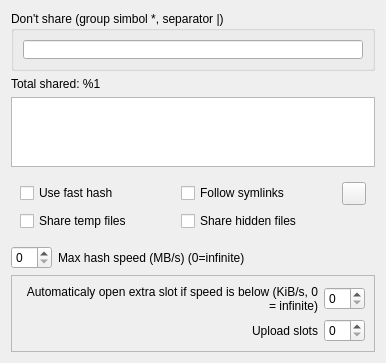
Above: eiskaltdcpp/ui/UISettingsSharing.ui from eiskaltdcpp/eiskaltdcpp before the change. Below: the same form after it.
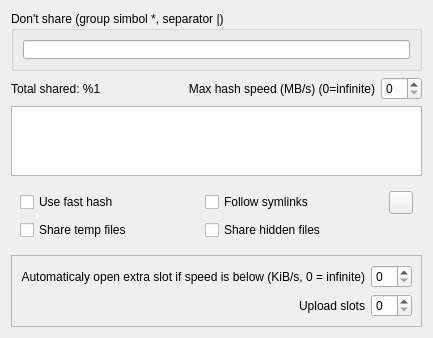
That is the form after the change.

Commit message: улучшен виджет с шарой в диалоге настроек

```diff
--- a/eiskaltdcpp/ui/UISettingsSharing.ui
+++ b/eiskaltdcpp/ui/UISettingsSharing.ui
@@ -6,8 +6,8 @@
    <rect>
     <x>0</x>
     <y>0</y>
-    <width>386</width>
-    <height>363</height>
+    <width>433</width>
+    <height>327</height>
    </rect>
   </property>
   <property name="windowTitle">
@@ -46,11 +46,37 @@
     </widget>
    </item>
    <item>
-    <widget class="QLabel" name="label_TOTALSHARED">
-     <property name="text">
-      <string>Total shared: %1</string>
-     </property>
-    </widget>
+    <layout class="QHBoxLayout" name="horizontalLayout_2">
+     <item>
+      <widget class="QLabel" name="label_TOTALSHARED">
+       <property name="text">
+        <string>Total shared: %1</string>
+       </property>
+      </widget>
+     </item>
+     <item>
+      <widget class="QLabel" name="label_3">
+       <property name="sizePolicy">
+        <sizepolicy hsizetype="Expanding" vsizetype="Preferred">
+         <horstretch>0</horstretch>
+         <verstretch>0</verstretch>
+        </sizepolicy>
+       </property>
+       <property name="text">
+        <string>Max hash speed (MB/s) (0=infinite)</string>
+       </property>
+       <property name="alignment">
+        <set>Qt::AlignRight|Qt::AlignTrailing|Qt::AlignVCenter</set>
+       </property>
+       <property name="wordWrap">
+        <bool>true</bool>
+       </property>
+      </widget>
+     </item>
+     <item>
+      <widget class="QSpinBox" name="spinBox_MAXHASHSPEED"/>
+     </item>
+    </layout>
    </item>
    <item>
     <widget class="QTreeView" name="treeView"/>
@@ -120,20 +146,6 @@
      </layout>
     </widget>
    </item>
-   <item>
-    <layout class="QFormLayout" name="formLayout">
-     <item row="0" column="0">
-      <widget class="QSpinBox" name="spinBox_MAXHASHSPEED"/>
-     </item>
-     <item row="0" column="1">
-      <widget class="QLabel" name="label_3">
-       <property name="text">
-        <string>Max hash speed (MB/s) (0=infinite)</string>
-       </property>
-      </widget>
-     </item>
-    </layout>
-   </item>
    <item>
     <widget class="QFrame" name="frame">
      <property name="frameShape">
```
